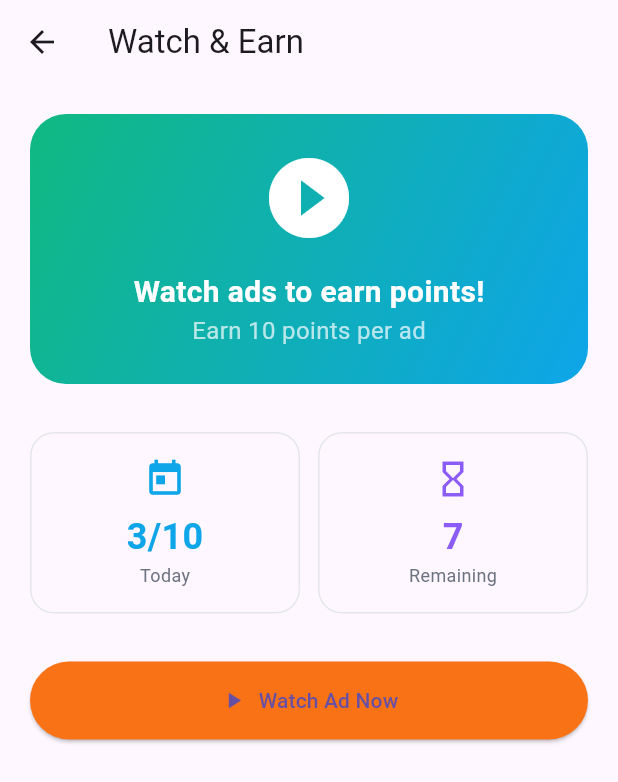
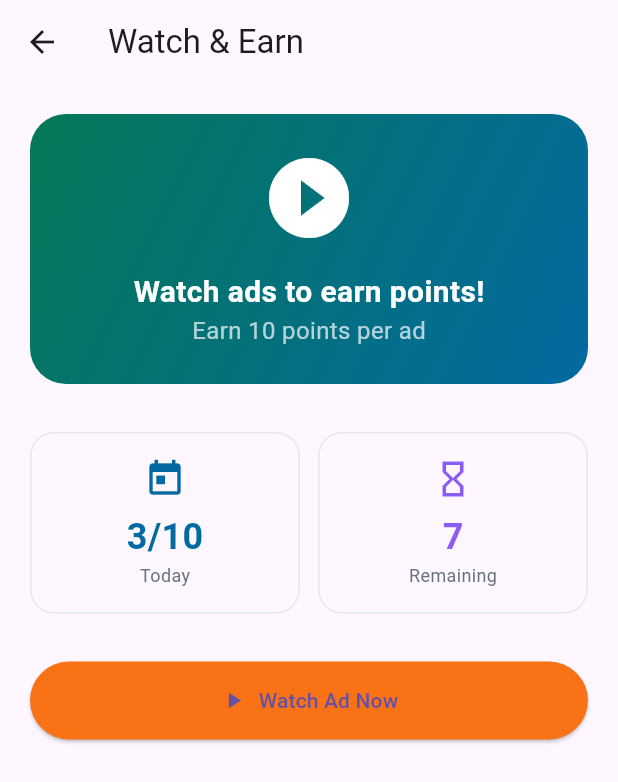
Before and after one commit to AbdulRaheem1308/Stepify, a Flutter app: the AdsRewardScreen screen opened directly, on a phone screen of 412 x 824 dp. Shown: the top 782 px of the screen. Run offline on Flutter 3.47's test engine with Material 3 defaults, Android fonts, the phone set to English and light mode, and no system bars; our stand-ins replace confetti, dio, firebase_analytics, firebase_auth, firebase_core, firebase_crashlytics and 20 more; missing offline and left inert: health, pedometer_2, posthog_flutter, safe_device, workmanager; accounts and stored records are empty.

Commit message:
feat(wcag): ensure AA color contrast and add Semantics to dashboard actions

```diff
--- a/stepify_app/lib/core/theme/app_theme.dart
+++ b/stepify_app/lib/core/theme/app_theme.dart
@@ -8,16 +8,16 @@ class AppTheme {
   // COLOR PALETTE - Fresh Fitness Green & Sky Blue
   // ============================================
 
-  // Primary Green - Energy & Growth
-  static const Color primaryGreen = Color(0xFF10B981);
-  static const Color primaryGreenLight = Color(0xFF34D399);
-  static const Color primaryGreenDark = Color(0xFF059669);
+  // Primary Green - Energy & Growth (WCAG AA Compliant for White Text)
+  static const Color primaryGreen = Color(0xFF047857); // Darkened for 4.5:1 contrast
+  static const Color primaryGreenLight = Color(0xFF10B981);
+  static const Color primaryGreenDark = Color(0xFF064E3B);
   static const Color primaryDark = Color(0xFF111827); // Added for text (neutral900)
 
-  // Secondary Sky Blue - Calm & Trust
-  static const Color secondaryBlue = Color(0xFF0EA5E9);
-  static const Color secondaryBlueLight = Color(0xFF38BDF8);
-  static const Color secondaryBlueDark = Color(0xFF0284C7);
+  // Secondary Sky Blue - Calm & Trust (WCAG AA Compliant for White Text)
+  static const Color secondaryBlue = Color(0xFF0369A1); // Darkened for 4.5:1 contrast
+  static const Color secondaryBlueLight = Color(0xFF0EA5E9);
+  static const Color secondaryBlueDark = Color(0xFF0C4A6E);
 
   // Accent Colors
   static const Color accentYellow = Color(0xFFFBBF24);
```
Also changed, not shown: stepify_app/lib/features/dashboard/presentation/widgets/quick_action_card.dart (+6 -2 lines).
